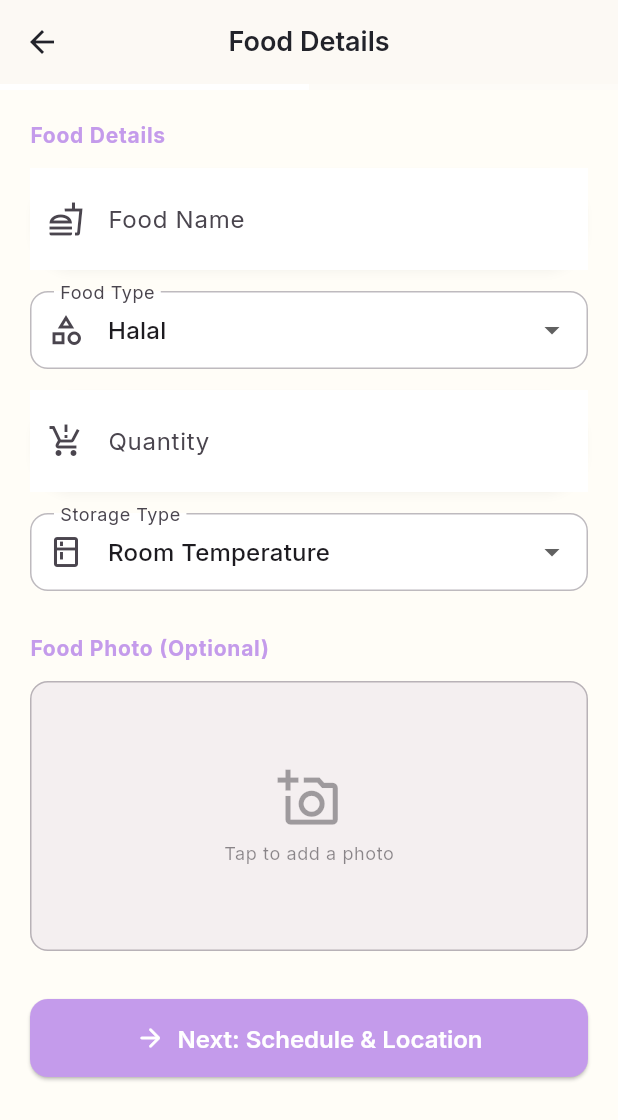
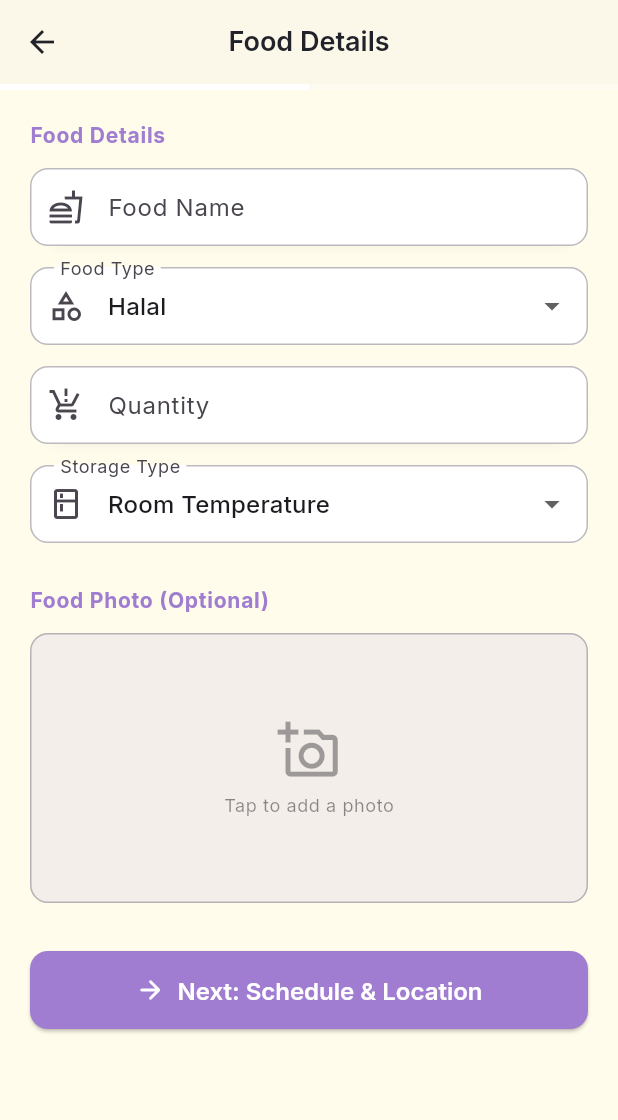
Before and after one commit to merrrrrr/food_donation_app, a Flutter app: the DonorHomeScreen screen opened directly, after a tap on "Have surplus food?", on a phone screen of 412 x 824 dp. Shown: the top 1120 px of the screen. Run offline on Flutter 3.47's test engine with Material 3 defaults, Android fonts, the phone set to English and light mode, and no system bars; our stand-ins replace cloud_firestore, equatable, firebase_auth, firebase_core, firebase_storage, gap and 4 more; accounts and stored records are empty.

Commit message:
color modify

```diff
--- a/lib/theme/app_theme.dart
+++ b/lib/theme/app_theme.dart
@@ -8,15 +8,15 @@ import 'package:google_fonts/google_fonts.dart';
 // ─────────────────────────────────────────────────────────────────────────────
 abstract final class AppTheme {
   // ── Brand colours ─────────────────────────────────────────────────────────
-  // Main brand colours provided by product:
-  // - #C49BEB : soft lilac (primary)
+  // Main brand colours:
+  // - #A07DD1 : soft purple (primary)
   // - #79DAC7 : mint green (secondary)
-  static const Color primary = Color(0xFFC49BEB);
-  static const Color primaryContainer = Color(0xFFE7D5F7);
+  static const Color primary = Color(0xFFA07DD1);
+  static const Color primaryContainer = Color(0xFFB89BE0);
   static const Color secondary = Color(0xFF79DAC7);
   static const Color error = Color(0xFFB00020);
   // App background
-  static const Color surface = Color(0xFFFFFDF7);
+  static const Color surface = Color(0xFFFFFCEB);
   static const Color onSurface = Color(0xFF22232A);
 
   // ── Status colours (used for donation status chips & map pins) ─────────────
--- a/lib/widgets/custom_text_field.dart
+++ b/lib/widgets/custom_text_field.dart
@@ -63,11 +63,6 @@ class _CustomTextFieldState extends State<CustomTextField> {
           hintText: widget.hint,
           prefixIcon:
               widget.prefixIcon != null ? Icon(widget.prefixIcon) : null,
-          filled: true,
-          // Remove visible borders so fields look like soft cards.
-          border: InputBorder.none,
-          enabledBorder: InputBorder.none,
-          focusedBorder: InputBorder.none,
           // Show eye toggle only for password fields
           suffixIcon: widget.isPassword
               ? IconButton(
```
Also changed, not shown: pubspec.lock, 1 other file.
